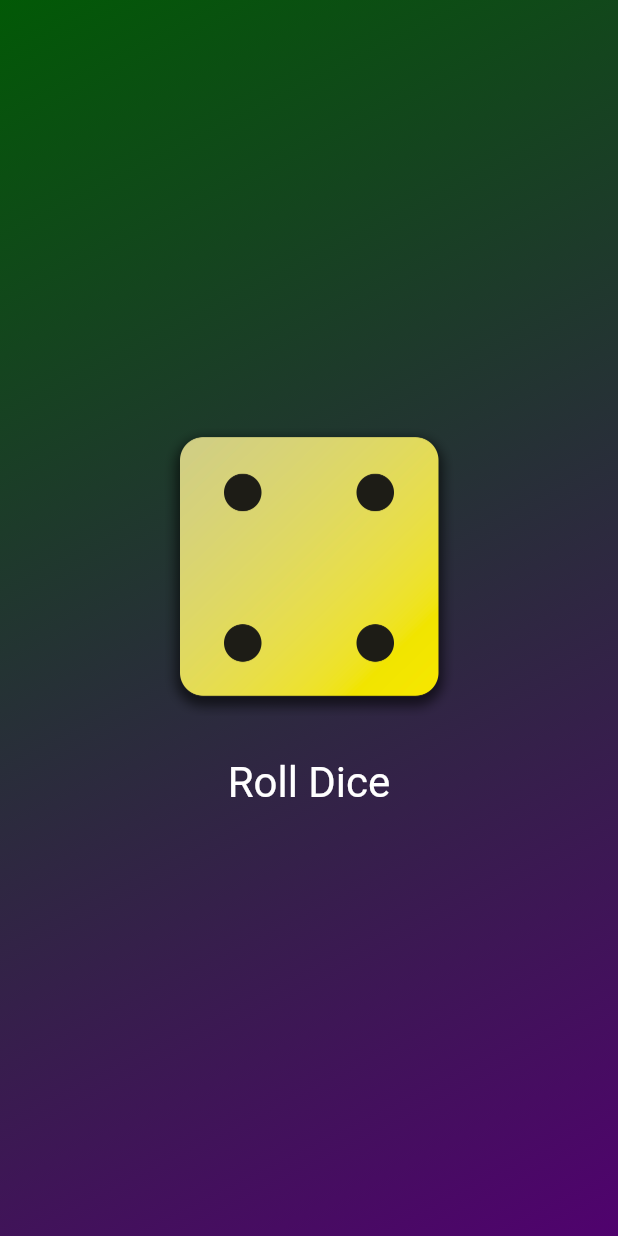
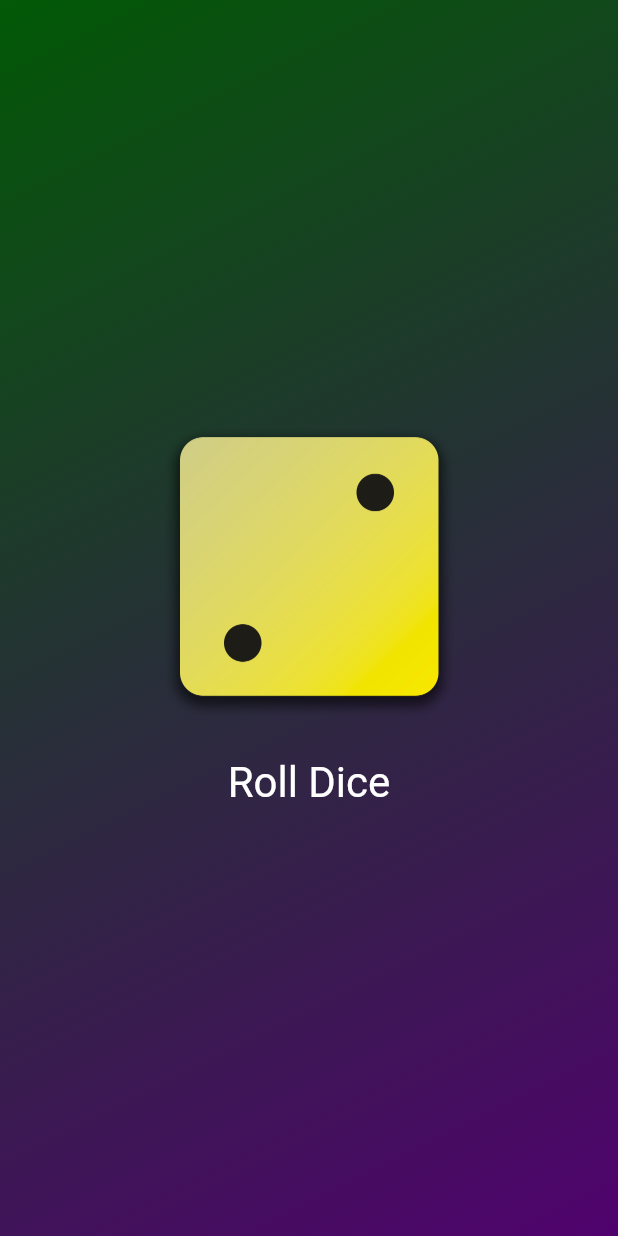
Before and after one commit to rai0910/flutter_projects, a Flutter app: the screen it shows after launch, after a tap on "Roll Dice", on a phone screen of 412 x 824 dp. Run offline on Flutter 3.47's test engine with Material 3 defaults, Android fonts, the phone set to English and light mode, and no system bars.

```diff
--- a/second_app/lib/gradiant_container.dart
+++ b/second_app/lib/gradiant_container.dart
@@ -12,10 +12,10 @@ class GradiantContainer extends StatelessWidget {
 
   final Color color1;
   final Color color2;
-  var activeDiceImage = 'assets/images/dice-4.png';
+  var activeDiceImage = 'assets/images/dice-2.png';
 
   void rollDice() {
-    activeDiceImage = 'assets/images/dice-2.png';
+    activeDiceImage = 'assets/images/dice-4.png';
     print('changing image ..');
   }
 
```
